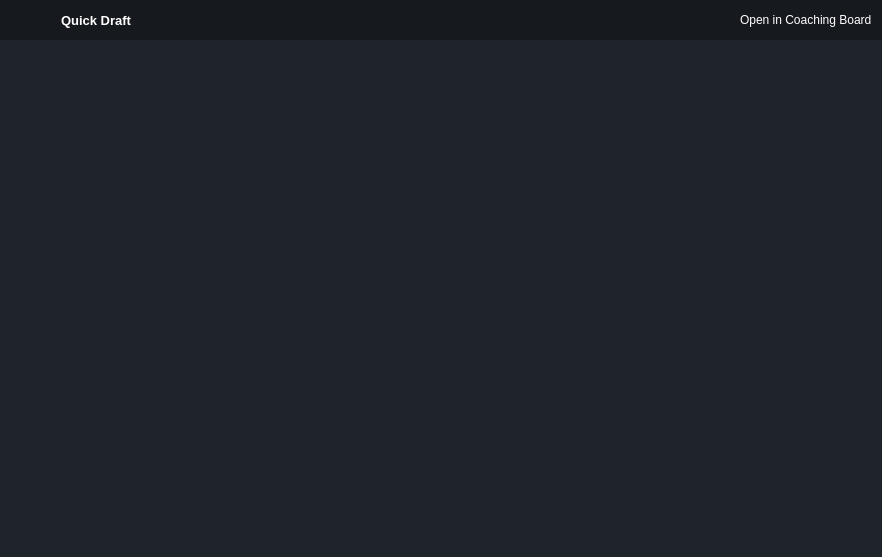
Above: ui/pages/quick_draft.ui from elian-olbz/mlbb-drafting-and-simulation-tools before the change. Below: the same form after it.
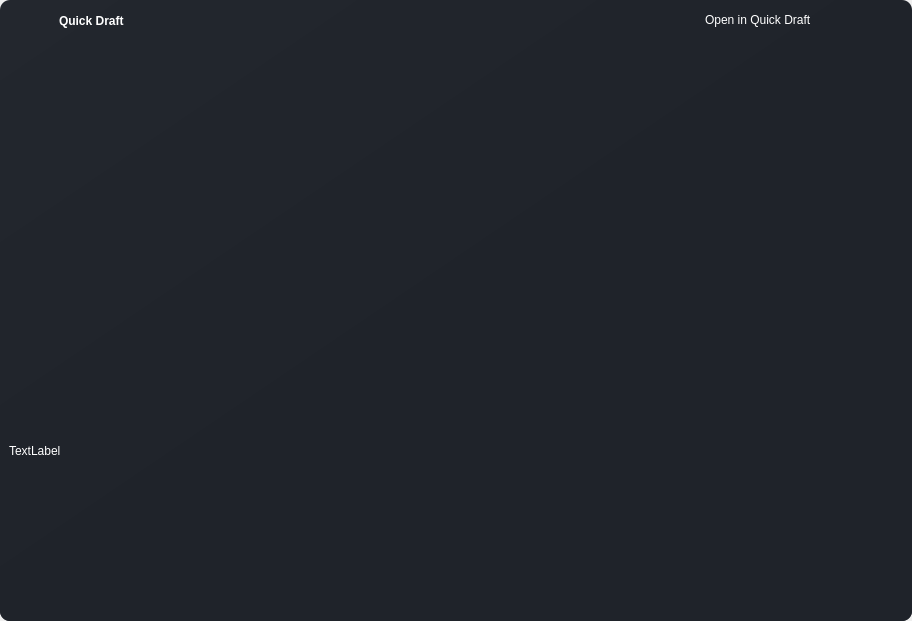
That is the form after the change. Icons and pictures are not drawn.

Diff of the .ui file:
```diff
--- a/ui/pages/quick_draft.ui
+++ b/ui/pages/quick_draft.ui
@@ -6,49 +6,18 @@
    <rect>
     <x>0</x>
     <y>0</y>
-    <width>882</width>
-    <height>557</height>
+    <width>912</width>
+    <height>621</height>
    </rect>
   </property>
   <property name="windowTitle">
    <string>MainWindow</string>
   </property>
   <property name="styleSheet">
-   <string notr="true">*{
-border:none;
-background-color:transparent;
-background:transparent;
-padding:0;
-margin:0;
-color:#fff
-}
-#centralwidget{
-background-color:#1f232a;
-}
-#left_menu_container{
-background-color:#16191d;
-}
-#right_menu_container{
-background-color:#16191d;
-}
-QPushButton{
-text-align:left;
-padding: 5px 10px;
-border-top-left-radius: 10px;
-border-bottom-left-radius: 10px;
-}
-#header_container{
-background-color:#16191d;
-}
-
-
-
-
-
-</string>
+   <string notr="true"/>
   </property>
   <widget class="QWidget" name="centralwidget">
-   <layout class="QVBoxLayout" name="verticalLayout">
+   <layout class="QHBoxLayout" name="horizontalLayout">
     <property name="spacing">
      <number>0</number>
     </property>
@@ -64,15 +33,22 @@
     <property name="bottomMargin">
      <number>0</number>
     </property>
-    <item alignment="Qt::AlignTop">
-     <widget class="QWidget" name="header_container" native="true">
-      <property name="minimumSize">
-       <size>
-        <width>0</width>
-        <height>40</height>
-       </size>
+    <item>
+     <widget class="QFrame" name="drop_shadow">
+      <property name="styleSheet">
+       <string notr="true">background-color: qlineargradient(spread:pad, x1:0, y1:0, x2:1, y2:1, stop:0 rgba(35, 39, 46, 1), stop:0.521368 rgba(31, 35, 42, 1));
+border-radius: 10px;</string>
       </property>
-      <layout class="QHBoxLayout" name="horizontalLayout_12">
+      <property name="frameShape">
+       <enum>QFrame::StyledPanel</enum>
+      </property>
+      <property name="frameShadow">
+       <enum>QFrame::Raised</enum>
+      </property>
+      <layout class="QVBoxLayout" name="verticalLayout_2">
+       <property name="spacing">
+        <number>0</number>
+       </property>
        <property name="leftMargin">
         <number>0</number>
        </property>
@@ -86,23 +62,32 @@
         <number>0</number>
        </property>
        <item>
-        <widget class="QWidget" name="header_container_3" native="true">
-         <property name="sizePolicy">
-          <sizepolicy hsizetype="Expanding" vsizetype="Preferred">
-           <horstretch>0</horstretch>
-           <verstretch>0</verstretch>
-          </sizepolicy>
-         </property>
-         <property name="maximumSize">
-          <size>
-           <width>16777215</width>
-           <height>40</height>
-          </size>
-         </property>
+        <widget class="QFrame" name="main_frame">
          <property name="styleSheet">
-          <string notr="true">background-color: rgb(22, 25, 29);</string>
+          <string notr="true">*{
+border:none;
+background-color:transparent;
+background:transparent;
+padding:0;
+margin:0;
+color:#fff
+}
+QPushButton{
+text-align:left;
+padding: 5px 10px;
+border-top-left-radius: 10px;
+border-bottom-left-radius: 10px;
+}
+
+</string>
          </property>
-         <layout class="QHBoxLayout" name="horizontalLayout_13">
+         <property name="frameShape">
+          <enum>QFrame::StyledPanel</enum>
+         </property>
+         <property name="frameShadow">
+          <enum>QFrame::Raised</enum>
+         </property>
+         <layout class="QVBoxLayout" name="verticalLayout_3">
           <property name="spacing">
            <number>0</number>
           </property>
@@ -118,13 +103,10 @@
           <property name="bottomMargin">
            <number>0</number>
           </property>
-          <item>
-           <widget class="QFrame" name="icon_name_frame_2">
-            <property name="minimumSize">
-             <size>
-              <width>0</width>
-              <height>20</height>
-             </size>
+          <item alignment="Qt::AlignTop">
+           <widget class="QFrame" name="frame_3">
+            <property name="styleSheet">
+             <string notr="true"/>
             </property>
             <property name="frameShape">
              <enum>QFrame::StyledPanel</enum>
@@ -136,36 +118,316 @@
              <property name="spacing">
               <number>0</number>
              </property>
+             <property name="leftMargin">
+              <number>0</number>
+             </property>
+             <property name="topMargin">
+              <number>0</number>
+             </property>
              <property name="rightMargin">
-              <number>40</number>
+              <number>0</number>
              </property>
+             <property name="bottomMargin">
+              <number>0</number>
+             </property>
              <item>
-              <widget class="QPushButton" name="app_logologo">
-               <property name="text">
-                <string/>
+              <widget class="QWidget" name="header_container" native="true">
+               <property name="sizePolicy">
+                <sizepolicy hsizetype="Expanding" vsizetype="Preferred">
+                 <horstretch>0</horstretch>
+                 <verstretch>0</verstretch>
+                </sizepolicy>
                </property>
-               <property name="icon">
-                <iconset resource="../rsc.qrc">
-                 <normaloff>:/icons/icons/Icon.png</normaloff>:/icons/icons/Icon.png</iconset>
+               <property name="minimumSize">
+                <size>
+                 <width>0</width>
+                 <height>40</height>
+                </size>
                </property>
-               <property name="iconSize">
+               <property name="maximumSize">
                 <size>
-                 <width>25</width>
-                 <height>25</height>
+                 <width>16777215</width>
+                 <height>45</height>
                 </size>
                </property>
+               <property name="styleSheet">
+                <string notr="true">*{
+border:none;
+background-color:transparent;
+background:transparent;
+padding:0;
+margin:0;
+color:#fff
+}</string>
+               </property>
+               <layout class="QHBoxLayout" name="horizontalLayout_9">
+                <property name="spacing">
+                 <number>0</number>
+                </property>
+                <property name="leftMargin">
+                 <number>0</number>
+                </property>
+                <property name="topMargin">
+                 <number>0</number>
+                </property>
+                <property name="rightMargin">
+                 <number>0</number>
+                </property>
+                <property name="bottomMargin">
+                 <number>0</number>
+                </property>
+                <item alignment="Qt::AlignLeft">
+                 <widget class="QFrame" name="icon_frame">
+                  <property name="minimumSize">
+                   <size>
+                    <width>100</width>
+                    <height>30</height>
+                   </size>
+                  </property>
+                  <property name="styleSheet">
+                   <string notr="true"/>
+                  </property>
+                  <property name="frameShape">
+                   <enum>QFrame::StyledPanel</enum>
+                  </property>
+                  <property name="frameShadow">
+                   <enum>QFrame::Raised</enum>
+                  </property>
+                  <layout class="QHBoxLayout" name="horizontalLayout_11">
+                   <property name="spacing">
+                    <number>15</number>
+                   </property>
+                   <property name="leftMargin">
+                    <number>12</number>
+                   </property>
+                   <property name="topMargin">
+                    <number>2</number>
+                   </property>
+                   <property name="rightMargin">
+                    <number>20</number>
+                   </property>
+                   <property name="bottomMargin">
+                    <number>0</number>
+                   </property>
+                   <item alignment="Qt::AlignLeft">
+                    <widget class="QPushButton" name="pushButton_4">
+                     <property name="text">
+                      <string/>
+                     </property>
+                     <property name="icon">
+                      <iconset resource="../rsc.qrc">
+                       <normaloff>:/icons/icons/Icon.png</normaloff>:/icons/icons/Icon.png</iconset>
+                     </property>
+                     <property name="iconSize">
+                      <size>
+                       <width>23</width>
+                       <height>23</height>
+                      </size>
+                     </property>
+                    </widget>
+                   </item>
+                   <item alignment="Qt::AlignVCenter">
+                    <widget class="QLabel" name="label">
+                     <property name="font">
+                      <font>
+                       <bold>true</bold>
+                      </font>
+                     </property>
+                     <property name="text">
+                      <string>&lt;html&gt;&lt;head/&gt;&lt;body&gt;&lt;p&gt;&lt;span style=&quot; color:#ffffff;&quot;&gt;Quick Draft&lt;/span&gt;&lt;/p&gt;&lt;/body&gt;&lt;/html&gt;</string>
+                     </property>
+                    </widget>
+                   </item>
+                  </layout>
+                 </widget>
+                </item>
+                <item>
+                 <spacer name="horizontalSpacer">
+                  <property name="orientation">
+                   <enum>Qt::Horizontal</enum>
+                  </property>
+                  <property name="sizeHint" stdset="0">
+                   <size>
+                    <width>40</width>
+                    <height>20</height>
+                   </size>
+                  </property>
+                 </spacer>
+                </item>
+                <item>
+                 <widget class="QPushButton" name="intent_button">
+                  <property name="toolTip">
+                   <string>Add AI</string>
+                  </property>
+                  <property name="layoutDirection">
+                   <enum>Qt::RightToLeft</enum>
+                  </property>
+                  <property name="text">
+                   <string>Open in Quick Draft</string>
+                  </property>
+                  <property name="icon">
+                   <iconset resource="../rsc.qrc">
+                    <normaloff>:/icons/icons/chevron-right.svg</normaloff>:/icons/icons/chevron-right.svg</iconset>
+                  </property>
+                  <property name="iconSize">
+                   <size>
+                    <width>24</width>
+                    <height>24</height>
+                   </size>
+                  </property>
+                 </widget>
+                </item>
+                <item>
+                 <widget class="QFrame" name="frame_btns">
+                  <property name="minimumSize">
+                   <size>
+                    <width>100</width>
+                    <height>0</height>
+                   </size>
+                  </property>
+                  <property name="maximumSize">
+                   <size>
+                    <width>150</width>
+                    <height>16777215</height>
+                   </size>
+                  </property>
+                  <property name="frameShape">
+                   <enum>QFrame::StyledPanel</enum>
+                  </property>
+                  <property name="frameShadow">
+                   <enum>QFrame::Raised</enum>
+                  </property>
+                  <layout class="QHBoxLayout" name="horizontalLayout_10">
+                   <property name="spacing">
+                    <number>5</number>
+                   </property>
+                   <property name="leftMargin">
+                    <number>0</number>
+                   </property>
+                   <property name="topMargin">
+                    <number>0</number>
+                   </property>
+                   <property name="rightMargin">
+                    <number>0</number>
+                   </property>
+                   <property name="bottomMargin">
+                    <number>0</number>
+                   </property>
+                   <item>
+                    <widget class="QPushButton" name="btn_min">
+                     <property name="minimumSize">
+                      <size>
+                       <width>16</width>
+                       <height>16</height>
+                      </size>
+                     </property>
+                     <property name="maximumSize">
+                      <size>
+                       <width>17</width>
+                       <height>17</height>
+                      </size>
+                     </property>
+                     <property name="toolTip">
+                      <string>Minimize</string>
+                     </property>
+                     <property name="styleSheet">
+                      <string notr="true">QPushButton:hover {	
+	background-color: #23272e;
+}</string>
+                     </property>
+                     <property name="text">
+                      <string/>
+                     </property>
+                     <property name="icon">
+                      <iconset resource="../rsc.qrc">
+                       <normaloff>:/icons/icons/minus.svg</normaloff>:/icons/icons/minus.svg</iconset>
+                     </property>
+                    </widget>
+                   </item>
+                   <item>
+                    <widget class="QPushButton" name="btn_max">
+                     <property name="minimumSize">
+                      <size>
+                       <width>16</width>
+                       <height>16</height>
+                      </size>
+                     </property>
+                     <property name="maximumSize">
+                      <size>
+                       <width>17</width>
+                       <height>17</height>
+                      </size>
+                     </property>
+                     <property name="toolTip">
+                      <string>Minimize</string>
+                     </property>
+                     <property name="styleSheet">
+                      <string notr="true">QPushButton:hover {	
+	background-color: #23272e;
+}</string>
+                     </property>
+                     <property name="text">
+                      <string/>
+                     </property>
+                     <property name="icon">
+                      <iconset resource="../rsc.qrc">
+                       <normaloff>:/icons/icons/square.svg</normaloff>:/icons/icons/square.svg</iconset>
+                     </property>
+                    </widget>
+                   </item>
+                   <item>
+                    <widget class="QPushButton" name="btn_close">
+                     <property name="minimumSize">
+                      <size>
+                       <width>16</width>
+                       <height>16</height>
+                      </size>
+                     </property>
+                     <property name="maximumSize">
+                      <size>
+                       <width>17</width>
+                       <height>17</height>
+                      </size>
+                     </property>
+                     <property name="toolTip">
+                      <string>Close</string>
+                     </property>
+                     <property name="styleSheet">
+                      <string notr="true">QPushButton:hover {		
+	background-color: #23272e;
+}</string>
+                     </property>
+                     <property name="text">
+                      <string/>
+                     </property>
+                     <property name="icon">
+                      <iconset resource="../rsc.qrc">
+                       <normaloff>:/icons/icons/x.svg</normaloff>:/icons/icons/x.svg</iconset>
+                     </property>
+                    </widget>
+                   </item>
+                  </layout>
+                 </widget>
+                </item>
+               </layout>
               </widget>
              </item>
+            </layout>
+           </widget>
+          </item>
+          <item>
+           <widget class="QFrame" name="frame_2">
+            <property name="frameShape">
+             <enum>QFrame::StyledPanel</enum>
+            </property>
+            <property name="frameShadow">
+             <enum>QFrame::Raised</enum>
+            </property>
+            <layout class="QVBoxLayout" name="verticalLayout_4">
              <item>
-              <widget class="QLabel" name="app_name_2">
-               <property name="font">
-                <font>
-                 <pointsize>10</pointsize>
-                 <bold>true</bold>
-                </font>
-               </property>
+              <widget class="QLabel" name="label_2">
                <property name="text">
-                <string>Quick Draft</string>
+                <string>TextLabel</string>
                </property>
               </widget>
              </item>
@@ -173,27 +435,23 @@
            </widget>
           </item>
           <item>
-           <spacer name="horizontalSpacer_3">
-            <property name="orientation">
-             <enum>Qt::Horizontal</enum>
-            </property>
-            <property name="sizeHint" stdset="0">
+           <widget class="QFrame" name="grip">
+            <property name="maximumSize">
              <size>
-              <width>40</width>
+              <width>16777215</width>
               <height>20</height>
              </size>
             </property>
-           </spacer>
-          </item>
-          <item>
-           <widget class="QFrame" name="intent_frame_2">
+            <property name="styleSheet">
+             <string notr="true">background-color:#1f232a;</string>
+            </property>
             <property name="frameShape">
-             <enum>QFrame::StyledPanel</enum>
+             <enum>QFrame::NoFrame</enum>
             </property>
             <property name="frameShadow">
              <enum>QFrame::Raised</enum>
             </property>
-            <layout class="QHBoxLayout" name="horizontalLayout_18">
+            <layout class="QVBoxLayout" name="verticalLayout">
              <property name="spacing">
               <number>0</number>
              </property>
@@ -204,31 +462,33 @@
               <number>0</number>
              </property>
              <property name="rightMargin">
-              <number>0</number>
+              <number>2</number>
              </property>
              <property name="bottomMargin">
-              <number>0</number>
+              <number>2</number>
              </property>
              <item alignment="Qt::AlignRight">
-              <widget class="QPushButton" name="intent_button_2">
-               <property name="toolTip">
-                <string>Add AI</string>
+              <widget class="QFrame" name="frame_grip">
+               <property name="minimumSize">
+                <size>
+                 <width>20</width>
+                 <height>20</height>
+                </size>
                </property>
-               <property name="layoutDirection">
-                <enum>Qt::RightToLeft</enum>
+               <property name="maximumSize">
+                <size>
+                 <width>30</width>
+                 <height>30</height>
+                </size>
                </property>
-               <property name="text">
-                <string>Open in Coaching Board</string>
+               <property name="styleSheet">
+                <string notr="true">padding: 5px;</string>
                </property>
-               <property name="icon">
-                <iconset resource="../rsc.qrc">
-                 <normaloff>:/icons/icons/chevron-right.svg</normaloff>:/icons/icons/chevron-right.svg</iconset>
+               <property name="frameShape">
+                <enum>QFrame::StyledPanel</enum>
                </property>
-               <property name="iconSize">
-                <size>
-                 <width>24</width>
-                 <height>24</height>
-                </size>
+               <property name="frameShadow">
+                <enum>QFrame::Raised</enum>
                </property>
               </widget>
              </item>
```
Left out of the diff: 2 changed lines with no effect on the pictures.
